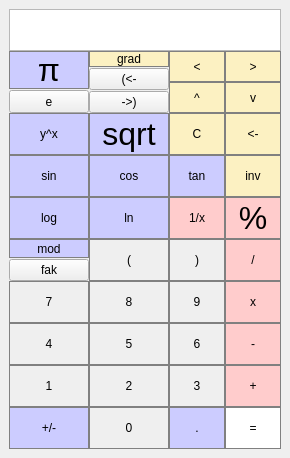
Above: instructor/Calculator_cmake/mainwindow.ui from ajjkoch/allgaeu_rechner before the change. Below: the same form after it.
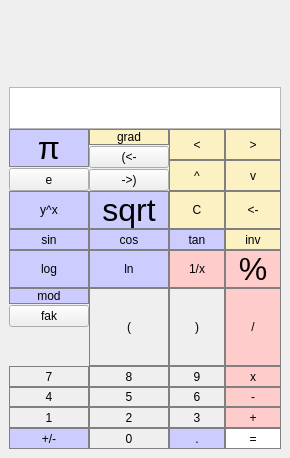
That is the form after the change. Icons and pictures are not drawn.

Commit message: Define alpine header and background in Qt Designer

What changed in the file:
```diff
--- a/instructor/Calculator_cmake/mainwindow.ui
+++ b/instructor/Calculator_cmake/mainwindow.ui
@@ -20,6 +20,7 @@
    <string>MainWindow</string>
   </property>
   <widget class="QWidget" name="centralwidget">
+   <property name="styleSheet"><string notr="true">QWidget#centralwidget { border-image: url(:/alpine/mid.jpg) 0 0 0 0 stretch stretch; }</string></property>
    <property name="sizePolicy">
     <sizepolicy hsizetype="Expanding" vsizetype="Expanding">
      <horstretch>0</horstretch>
@@ -27,6 +28,7 @@
     </sizepolicy>
    </property>
    <layout class="QVBoxLayout" name="verticalLayout">
+        <item><widget class="QLabel" name="alpineHeader"><property name="minimumSize"><size><width>0</width><height>72</height></size></property><property name="maximumSize"><size><width>16777215</width><height>88</height></size></property><property name="styleSheet"><string notr="true">QLabel { border-image: url(:/alpine/header.jpg) 0 0 0 0 stretch stretch; }</string></property></widget></item>
     <item>
      <layout class="QGridLayout" name="gridLayout" rowstretch="0,0,0,0,0,0,0,0,0,0,0,0,0,0,0" columnstretch="0,0,0,0">
       <property name="sizeConstraint">
@@ -551,7 +553,8 @@
          <string>mod</string>
         </property>
        </widget>
-      </item><item><widget class="QPushButton" name="pushButton_fact"><property name="text"><string>fak</string></property><property name="sizePolicy"><sizepolicy hsizetype="Minimum" vsizetype="MinimumExpanding"><horstretch>0</horstretch><verstretch>0</verstretch></sizepolicy></property><property name="focusPolicy"><enum>Qt::NoFocus</enum></property></widget></item></layout>
+      </item><item><widget class="QPushButton" name="pushButton_fact"><property name="text"><string>fak</string></property><property name="sizePolicy"><sizepolicy hsizetype="Minimum" vsizetype="MinimumExpanding"><horstretch>0</horstretch><verstretch>0</verstretch></sizepolicy></property><property name="focusPolicy"><enum>Qt::NoFocus</enum></property></widget></item>    <item><widget class="QLabel" name="alpineFooter"><property name="minimumSize"><size><width>0</width><height>38</height></size></property><property name="maximumSize"><size><width>16777215</width><height>54</height></size></property><property name="styleSheet"><string notr="true">QLabel { border-image: url(:/alpine/footer.jpg) 0 0 0 0 stretch stretch; }</string></property></widget></item>
+</layout>
 </item>
       <item row="5" column="3">
        <widget class="QPushButton" name="pushButton_erase_left">
```
Lines whose indentation alone changed are shown as unchanged.
